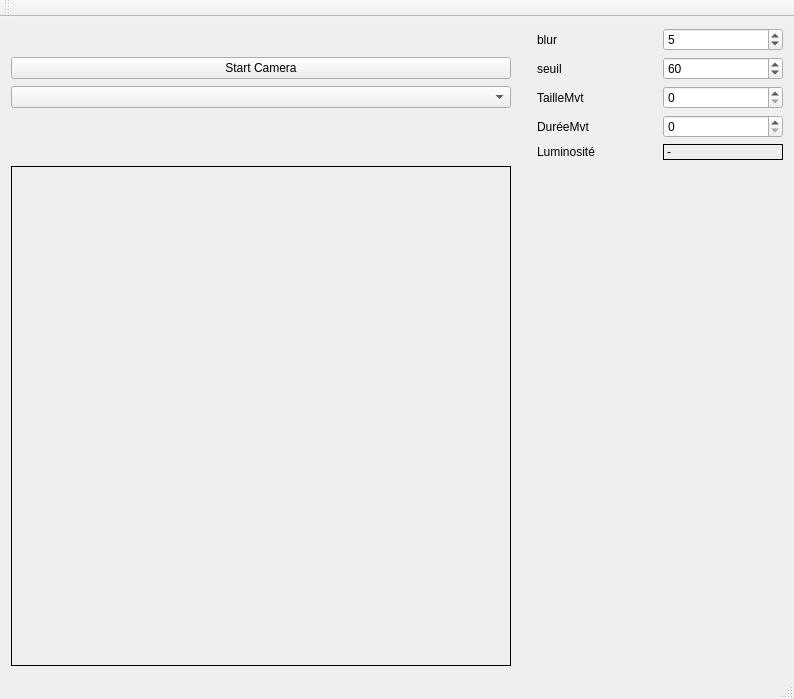
This is mainfenetre.ui in BichonCby/CamProj as Qt 5 draws it before an edit. The edited form follows.
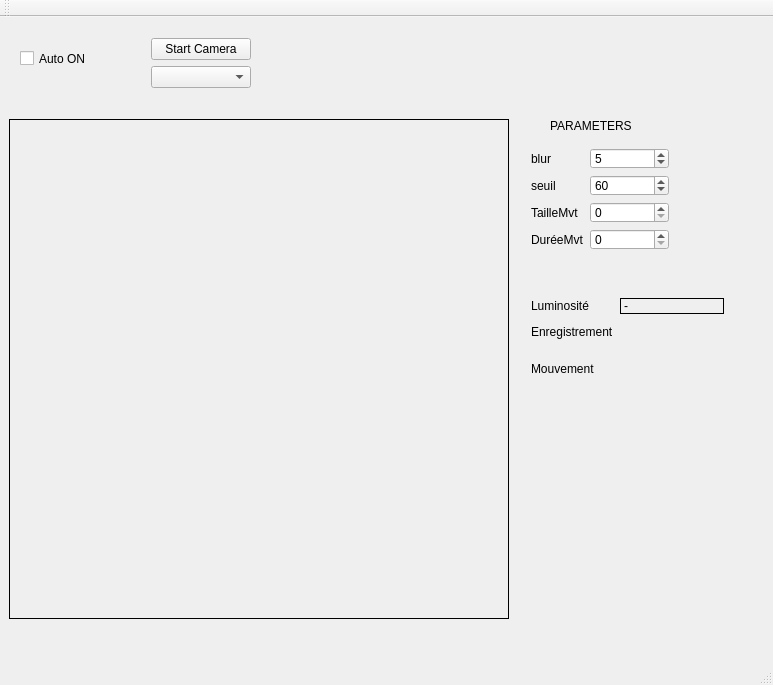
This is the edited form. Custom widgets are drawn as their Qt base class.

Commit message: Avec auto ON, écriture de la luminosité, enregistreement au bon format

Patch:
```diff
--- a/mainfenetre.ui
+++ b/mainfenetre.ui
@@ -6,44 +6,23 @@
    <rect>
     <x>0</x>
     <y>0</y>
-    <width>794</width>
-    <height>674</height>
+    <width>773</width>
+    <height>685</height>
    </rect>
   </property>
   <property name="windowTitle">
    <string>MainFenetre</string>
   </property>
   <widget class="QWidget" name="centralWidget">
-   <layout class="QGridLayout" name="gridLayout">
-    <item row="1" column="2">
-     <widget class="QLabel" name="label_3">
-      <property name="text">
-       <string>seuil</string>
-      </property>
-     </widget>
-    </item>
-    <item row="8" column="1">
-     <spacer name="verticalSpacer_2">
-      <property name="orientation">
-       <enum>Qt::Vertical</enum>
-      </property>
-      <property name="sizeHint" stdset="0">
-       <size>
-        <width>20</width>
-        <height>40</height>
-       </size>
-      </property>
-     </spacer>
-    </item>
-    <item row="2" column="0">
-     <widget class="QComboBox" name="typeVisu">
-      <property name="currentText">
-       <string/>
-      </property>
-     </widget>
-    </item>
-    <item row="8" column="0">
      <widget class="QLabel" name="opencvFrame">
+    <property name="geometry">
+     <rect>
+      <x>9</x>
+      <y>102</y>
+      <width>500</width>
+      <height>500</height>
+     </rect>
+    </property>
       <property name="minimumSize">
        <size>
         <width>500</width>
@@ -57,67 +36,17 @@
        <string/>
       </property>
      </widget>
-    </item>
-    <item row="0" column="2">
-     <widget class="QLabel" name="label">
-      <property name="text">
-       <string>blur</string>
-      </property>
-     </widget>
-    </item>
-    <item row="2" column="4">
-     <widget class="QSpinBox" name="SizeMvtValue"/>
-    </item>
-    <item row="1" column="0">
-     <widget class="QPushButton" name="InitOpenCV_button">
-      <property name="text">
-       <string>Start Camera</string>
-      </property>
-     </widget>
-    </item>
-    <item row="7" column="2">
-     <widget class="QLabel" name="label_2">
-      <property name="minimumSize">
-       <size>
-        <width>100</width>
-        <height>0</height>
-       </size>
-      </property>
-      <property name="text">
-       <string>Luminosité</string>
-      </property>
-     </widget>
-    </item>
-    <item row="9" column="0">
-     <spacer name="verticalSpacer">
-      <property name="orientation">
-       <enum>Qt::Vertical</enum>
-      </property>
-      <property name="sizeHint" stdset="0">
-       <size>
-        <width>20</width>
-        <height>40</height>
-       </size>
-      </property>
-     </spacer>
-    </item>
-    <item row="7" column="4">
-     <widget class="QLabel" name="Luminosity">
-      <property name="minimumSize">
-       <size>
-        <width>100</width>
-        <height>0</height>
-       </size>
-      </property>
-      <property name="frameShape">
-       <enum>QFrame::Box</enum>
-      </property>
-      <property name="text">
-       <string>-</string>
-      </property>
-     </widget>
-    </item>
-    <item row="0" column="4">
+   <widget class="QWidget" name="formLayoutWidget">
+    <property name="geometry">
+     <rect>
+      <x>520</x>
+      <y>120</y>
+      <width>160</width>
+      <height>124</height>
+     </rect>
+    </property>
+    <layout class="QFormLayout" name="formLayout">
+     <item row="0" column="1">
      <widget class="QSpinBox" name="BlurValue">
       <property name="singleStep">
        <number>2</number>
@@ -127,31 +56,218 @@
       </property>
      </widget>
     </item>
-    <item row="1" column="4">
+     <item row="1" column="1">
      <widget class="QSpinBox" name="ThresholdValue">
       <property name="value">
        <number>60</number>
       </property>
      </widget>
     </item>
-    <item row="3" column="4">
-     <widget class="QSpinBox" name="TimeMvtValue"/>
-    </item>
-    <item row="2" column="2">
+     <item row="1" column="0">
+      <widget class="QLabel" name="label_3">
+       <property name="text">
+        <string>seuil</string>
+       </property>
+      </widget>
+     </item>
+     <item row="0" column="0">
+      <widget class="QLabel" name="label">
+       <property name="text">
+        <string>blur</string>
+       </property>
+      </widget>
+     </item>
+     <item row="2" column="0">
      <widget class="QLabel" name="label_4">
       <property name="text">
        <string>TailleMvt</string>
       </property>
      </widget>
     </item>
-    <item row="3" column="2">
+     <item row="2" column="1">
+      <widget class="QSpinBox" name="SizeMvtValue"/>
+     </item>
+     <item row="3" column="0">
      <widget class="QLabel" name="label_5">
       <property name="text">
        <string>DuréeMvt</string>
       </property>
      </widget>
     </item>
-   </layout>
+     <item row="3" column="1">
+      <widget class="QSpinBox" name="TimeMvtValue"/>
+     </item>
+    </layout>
+   </widget>
+   <widget class="QWidget" name="formLayoutWidget_2">
+    <property name="geometry">
+     <rect>
+      <x>140</x>
+      <y>10</y>
+      <width>221</width>
+      <height>80</height>
+     </rect>
+    </property>
+    <layout class="QFormLayout" name="formLayout_2">
+     <item row="1" column="0">
+      <widget class="QComboBox" name="typeVisu">
+       <property name="minimumSize">
+        <size>
+         <width>100</width>
+         <height>0</height>
+        </size>
+       </property>
+       <property name="currentText">
+        <string/>
+       </property>
+      </widget>
+     </item>
+     <item row="0" column="0">
+      <widget class="QPushButton" name="InitOpenCV_button">
+       <property name="minimumSize">
+        <size>
+         <width>100</width>
+         <height>0</height>
+        </size>
+       </property>
+       <property name="text">
+        <string>Start Camera</string>
+       </property>
+      </widget>
+     </item>
+    </layout>
+   </widget>
+   <widget class="QLabel" name="label_6">
+    <property name="geometry">
+     <rect>
+      <x>550</x>
+      <y>100</y>
+      <width>101</width>
+      <height>17</height>
+     </rect>
+    </property>
+    <property name="text">
+     <string>PARAMETERS</string>
+    </property>
+   </widget>
+   <widget class="QWidget" name="formLayoutWidget_3">
+    <property name="geometry">
+     <rect>
+      <x>520</x>
+      <y>270</y>
+      <width>215</width>
+      <height>118</height>
+     </rect>
+    </property>
+    <layout class="QFormLayout" name="formLayout_3">
+     <item row="0" column="0">
+      <widget class="QLabel" name="label_2">
+       <property name="minimumSize">
+        <size>
+         <width>100</width>
+         <height>0</height>
+        </size>
+       </property>
+       <property name="text">
+        <string>Luminosité</string>
+       </property>
+      </widget>
+     </item>
+     <item row="0" column="1">
+      <widget class="QLabel" name="Luminosity">
+       <property name="minimumSize">
+        <size>
+         <width>100</width>
+         <height>0</height>
+        </size>
+       </property>
+       <property name="frameShape">
+        <enum>QFrame::Box</enum>
+       </property>
+       <property name="text">
+        <string>-</string>
+       </property>
+      </widget>
+     </item>
+     <item row="1" column="0">
+      <widget class="QLabel" name="label_7">
+       <property name="text">
+        <string>Enregistrement</string>
+       </property>
+      </widget>
+     </item>
+     <item row="1" column="1">
+      <widget class="QLed" name="RecordLed" native="true">
+       <property name="minimumSize">
+        <size>
+         <width>31</width>
+         <height>31</height>
+        </size>
+       </property>
+       <property name="maximumSize">
+        <size>
+         <width>31</width>
+         <height>31</height>
+        </size>
+       </property>
+       <property name="toolTip">
+        <string>Binary Led</string>
+       </property>
+       <property name="whatsThis">
+        <string>Led widget</string>
+       </property>
+       <property name="value" stdset="0">
+        <bool>false</bool>
+       </property>
+      </widget>
+     </item>
+     <item row="2" column="1">
+      <widget class="QLed" name="MouvementLed" native="true">
+       <property name="minimumSize">
+        <size>
+         <width>31</width>
+         <height>31</height>
+        </size>
+       </property>
+       <property name="maximumSize">
+        <size>
+         <width>31</width>
+         <height>31</height>
+        </size>
+       </property>
+       <property name="toolTip">
+        <string>Binary Led</string>
+       </property>
+       <property name="whatsThis">
+        <string>Led widget</string>
+       </property>
+       <property name="value" stdset="0">
+        <bool>false</bool>
+       </property>
+      </widget>
+     </item>
+     <item row="2" column="0">
+      <widget class="QLabel" name="label_8">
+       <property name="text">
+        <string>Mouvement</string>
+       </property>
+      </widget>
+     </item>
+    </layout>
+   </widget>
+   <widget class="QCheckBox" name="AutoONCheck">
+    <property name="geometry">
+     <rect>
+      <x>20</x>
+      <y>30</y>
+      <width>92</width>
+      <height>23</height>
+     </rect>
+    </property>
+    <property name="text">
+     <string>Auto ON</string>
+    </property>
+   </widget>
   </widget>
   <widget class="QMenuBar" name="menuBar">
    <property name="geometry">
@@ -174,6 +290,13 @@
   <widget class="QStatusBar" name="statusBar"/>
  </widget>
  <layoutdefault spacing="6" margin="11"/>
+ <customwidgets>
+  <customwidget>
+   <class>QLed</class>
+   <extends>QWidget</extends>
+   <header>qled.h</header>
+  </customwidget>
+ </customwidgets>
  <resources/>
  <connections/>
 </ui>
```
Left out of the diff: 2 changed lines with no effect on the pictures. Lines whose indentation alone changed are shown as unchanged. The commit also changes 5 other files.
